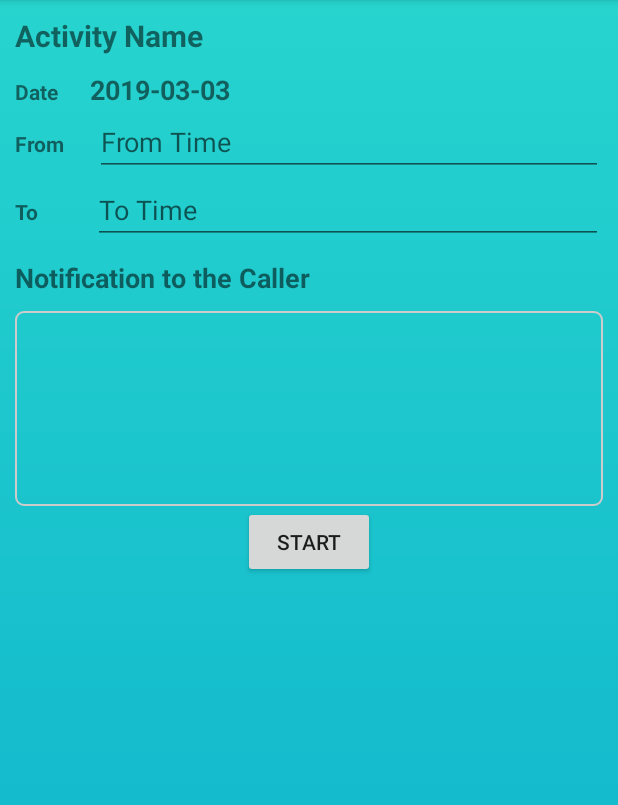
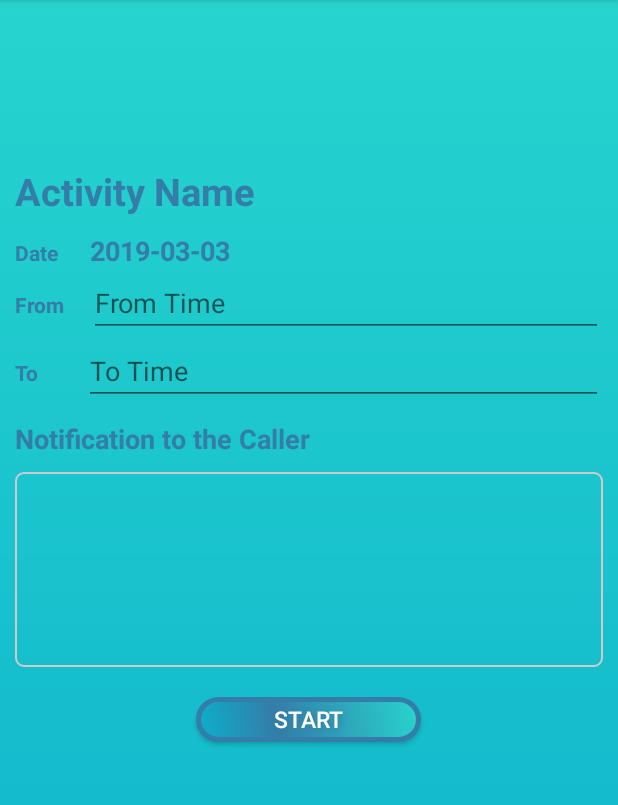
Before and after one commit to nafshadigital/SmartCallAssistant, an Android app: the Remainder screen opened directly, with no data from a screen before it, on a phone screen of 412 x 824 dp, the part 84-889 px from its top. Run offline under Robolectric (Android 15) with nearby library versions, the light colour scheme and no system bars.

Commit message:
Added Button
New Gradient Buttons

```diff
--- a/SmartCallAssistant/app/src/main/java/com/nafshadigital/smartcallassistant/activity/CallReceiver.java
+++ b/SmartCallAssistant/app/src/main/java/com/nafshadigital/smartcallassistant/activity/CallReceiver.java
@@ -5,13 +5,10 @@ import android.content.Context;
 import android.content.Intent;
 import android.content.SharedPreferences;
 import android.media.AudioManager;
-import android.os.Bundle;
-import android.telephony.SmsManager;
 import android.telephony.TelephonyManager;
-import android.util.Log;
-import android.widget.Toast;
 
 import com.nafshadigital.smartcallassistant.helpers.AppRunning;
+import com.nafshadigital.smartcallassistant.helpers.DBHelper;
 import com.nafshadigital.smartcallassistant.helpers.MyToast;
 import com.nafshadigital.smartcallassistant.vo.ActivityVO;
 import com.nafshadigital.smartcallassistant.vo.CallLogVO;
@@ -19,7 +16,6 @@ import com.nafshadigital.smartcallassistant.vo.FavoriteVO;
 import com.nafshadigital.smartcallassistant.vo.NotificationVO;
 import com.nafshadigital.smartcallassistant.vo.RemainderVO;
 import com.nafshadigital.smartcallassistant.vo.SettingsVO;
-import com.nafshadigital.smartcallassistant.vo.UsersVO;
 import com.nafshadigital.smartcallassistant.webservice.ActivityService;
 import com.nafshadigital.smartcallassistant.webservice.MyRestAPI;
 
--- a/SmartCallAssistant/app/src/main/java/com/nafshadigital/smartcallassistant/activity/NotifyActivity.java
+++ b/SmartCallAssistant/app/src/main/java/com/nafshadigital/smartcallassistant/activity/NotifyActivity.java
@@ -1,23 +1,14 @@
 package com.nafshadigital.smartcallassistant.activity;
 
-import android.app.Activity;
 import android.content.Context;
 import android.content.Intent;
-import android.content.SharedPreferences;
-import android.graphics.Color;
-import android.graphics.PixelFormat;
 import android.graphics.Typeface;
 import android.media.AudioManager;
 import android.os.Build;
 import android.os.Handler;
 import android.provider.Settings;
-import android.support.v7.app.ActionBar;
-import android.support.v7.app.AppCompatActivity;
-import android.os.Bundle;
 import android.util.AttributeSet;
-import android.util.Log;
 import android.view.View;
-import android.view.WindowManager;
 import android.widget.Button;
 import android.widget.FrameLayout;
 import android.widget.ImageView;
@@ -25,8 +16,7 @@ import android.widget.LinearLayout;
 import android.widget.TextView;
 
 import com.nafshadigital.smartcallassistant.R;
-import com.nafshadigital.smartcallassistant.helpers.MyToast;
-import com.nafshadigital.smartcallassistant.helpers.ServiceTools;
+import com.nafshadigital.smartcallassistant.helpers.DBHelper;
 import com.nafshadigital.smartcallassistant.interfaces.TransparentWindowEvent;
 import com.nafshadigital.smartcallassistant.vo.RemainderVO;
 import com.nafshadigital.smartcallassistant.vo.SettingsVO;
@@ -34,8 +24,6 @@ import com.nafshadigital.smartcallassistant.vo.SettingsVO;
 import java.text.SimpleDateFormat;
 import java.util.ArrayList;
 import java.util.Date;
-import java.util.Timer;
-import java.util.TimerTask;
 
 public class NotifyActivity extends FrameLayout {
 
@@ -162,6 +150,8 @@ public class NotifyActivity extends FrameLayout {
             this.setVisibility(VISIBLE);
         }
 
+        System.out.println("NotifyActivity ---> From Time =" + fromtime);
+        System.out.println("NotifyActivity ---> To Time =" + totime);
         final Date fromdate = DBHelper.strinToDate(fromtime);
         final Date todate = DBHelper.strinToDate(totime);
 
@@ -181,7 +171,7 @@ public class NotifyActivity extends FrameLayout {
 
         Date today = new Date();
 
-        System.out.println("fromdate=" + fromdate);
+        System.out.println("NotifyActivity ---> fromdate=" + fromdate);
         try {
             if(fromdate != null && !fromdate .equals("")) {
                 long mills = today.getTime() - fromdate.getTime();
--- a/SmartCallAssistant/app/src/main/java/com/nafshadigital/smartcallassistant/activity/DBHelper.java
+++ b/SmartCallAssistant/app/src/main/java/com/nafshadigital/smartcallassistant/helpers/DBHelper.java
@@ -1,4 +1,4 @@
-package com.nafshadigital.smartcallassistant.activity;
+package com.nafshadigital.smartcallassistant.helpers;
 
 import android.content.ContentValues;
 import android.content.Context;
--- a/SmartCallAssistant/app/src/main/java/com/nafshadigital/smartcallassistant/vo/RemainderVO.java
+++ b/SmartCallAssistant/app/src/main/java/com/nafshadigital/smartcallassistant/vo/RemainderVO.java
@@ -5,11 +5,7 @@ import android.content.Context;
 import android.database.Cursor;
 import android.database.sqlite.SQLiteDatabase;
 
-import com.nafshadigital.smartcallassistant.activity.DBHelper;
-
-import org.json.JSONArray;
-import org.json.JSONException;
-import org.json.JSONObject;
+import com.nafshadigital.smartcallassistant.helpers.DBHelper;
 
 import java.util.ArrayList;
 
--- a/SmartCallAssistant/app/src/main/java/com/nafshadigital/smartcallassistant/vo/SettingsVO.java
+++ b/SmartCallAssistant/app/src/main/java/com/nafshadigital/smartcallassistant/vo/SettingsVO.java
@@ -4,15 +4,8 @@ import android.content.ContentValues;
 import android.content.Context;
 import android.database.Cursor;
 import android.database.sqlite.SQLiteDatabase;
-import android.telecom.Call;
 
-import com.nafshadigital.smartcallassistant.activity.DBHelper;
-
-import org.json.JSONArray;
-import org.json.JSONException;
-import org.json.JSONObject;
-
-import java.util.ArrayList;
+import com.nafshadigital.smartcallassistant.helpers.DBHelper;
 
 public class SettingsVO {
     public String id = "";
@@ -99,6 +92,7 @@ public class SettingsVO {
                 ismobilemute = res.getString(res.getColumnIndex("ismobilemute"));
                 System.out.println("setting obj=" + toString());
             } while (res.moveToNext());
+            System.out.println("SettingsVO.java ---> From Time from Database = "+res.getColumnIndex("fromtime") + " To Time ="+ res.getColumnIndex("totime"));
         }
         res.close();
         db.close();
@@ -123,6 +117,6 @@ public class SettingsVO {
     }
 
     public String toString() {
-        return "id-" + id + ", activity_id-" + activity_id + ", activity_name-" + activity_name + ", fromtime" + fromtime + ", totime-" + totime + ", smsmute=" + smsmute + ", favmute=" + favmute + ",vibmute=" + vibmute + ",ismobilemute=" +ismobilemute;
+        return "SettingsVO.java --->  id-" + id + ", activity_id-" + activity_id + ", activity_name-" + activity_name + ", fromtime" + fromtime + ", totime-" + totime + ", smsmute=" + smsmute + ", favmute=" + favmute + ",vibmute=" + vibmute + ",ismobilemute=" +ismobilemute;
     }
 }
--- a/SmartCallAssistant/app/src/main/java/com/nafshadigital/smartcallassistant/webservice/ActivityService.java
+++ b/SmartCallAssistant/app/src/main/java/com/nafshadigital/smartcallassistant/webservice/ActivityService.java
@@ -5,7 +5,7 @@ import android.content.Context;
 import android.database.Cursor;
 import android.database.sqlite.SQLiteDatabase;
 
-import com.nafshadigital.smartcallassistant.activity.DBHelper;
+import com.nafshadigital.smartcallassistant.helpers.DBHelper;
 import com.nafshadigital.smartcallassistant.vo.ActivityVO;
 
 import java.util.ArrayList;
--- a/SmartCallAssistant/app/src/main/java/com/nafshadigital/smartcallassistant/webservice/IWebServiceDeclaration.java
+++ b/SmartCallAssistant/app/src/main/java/com/nafshadigital/smartcallassistant/webservice/IWebServiceDeclaration.java
@@ -1,7 +1,7 @@
 package com.nafshadigital.smartcallassistant.webservice;
 
 public interface IWebServiceDeclaration {
-   public static final String BASE_URL = "http://192.168.0.107/SmartCallAssistantAPI/api/";
+   public static final String BASE_URL = "http://192.168.0.104/SmartCallAssistantAPI/api/";
   //  public static final String BASE_URL = "http://mcschennai.in/SmartCallAssisstant/api/";
 
     String DATABASE_NAME = "dbprecallindicator";
--- /dev/null
+++ b/SmartCallAssistant/app/src/main/res/drawable/buttonshape.xml
@@ -0,0 +1,28 @@
+<?xml version="1.0" encoding="utf-8"?>
+<shape xmlns:android="http://schemas.android.com/apk/res/android" android:shape="rectangle" >
+    <corners
+        android:radius="15dp"
+        />
+    <gradient
+        android:angle="45"
+        android:centerX="35%"
+        android:centerColor="#347DA8"
+        android:startColor="#0bb0cc"
+        android:endColor="#27d4ce"
+        android:type="linear"
+        />
+    <padding
+        android:left="0dp"
+        android:top="0dp"
+        android:right="0dp"
+        android:bottom="0dp"
+        />
+    <size
+        android:width="150dp"
+        android:height="30dp"
+        />
+    <stroke
+        android:width="3dp"
+        android:color="#347DA8"
+        />
+</shape>
--- a/SmartCallAssistant/app/src/main/res/layout/activity_remainder.xml
+++ b/SmartCallAssistant/app/src/main/res/layout/activity_remainder.xml
@@ -7,12 +7,22 @@
     android:orientation="vertical"
     tools:context="com.nafshadigital.smartcallassistant.activity.Remainder" android:padding="10dp" android:background="@drawable/activity_gradient_bk" >
 
+    <View
+        android:id = "@+id/dummy_view"
+        android:layout_height = "100dip"
+        android:layout_width = "match_parent"
+        android:visibility="invisible"
+        android:layout_alignParentBottom="true"
+        />
+
     <TextView
         android:id="@+id/tvremaintitle"
         android:layout_width="wrap_content"
         android:layout_height="wrap_content"
+        android:textColor="#347DA8"
         android:textStyle="bold"
-        android:textSize="20sp" android:text="Activity Name"/>
+        android:textSize="25sp"
+        android:text="Activity Name"/>
 
     <LinearLayout
         android:layout_width="match_parent"
@@ -24,14 +34,18 @@
             android:layout_width="wrap_content"
             android:layout_height="wrap_content"
             android:layout_weight="1"
-            android:text="Date"  android:minWidth="30dp"
+            android:textColor="#347DA8"
+            android:text="Date"
+            android:minWidth="30dp"
             android:textStyle="bold"  />
     <TextView
         android:id="@+id/remdate"
         android:layout_width="wrap_content"
         android:layout_height="wrap_content"
         android:textStyle="bold"
-        android:textSize="18sp" android:layout_weight="12"/>
+        android:textColor="#347DA8"
+        android:textSize="18sp"
+        android:layout_weight="12"/>
     </LinearLayout>
     <LinearLayout
         android:layout_width="match_parent"
@@ -39,21 +53,23 @@
         android:orientation="horizontal">
 
         <TextView
-
             android:layout_width="wrap_content"
             android:layout_height="wrap_content"
             android:layout_weight="1"
+            android:textColor="#347DA8"
             android:text="From"
             android:textStyle="bold" />
 
         <EditText
             android:id="@+id/txtremfromdate"
-            android:layout_width="wrap_content"
+            android:layout_width="150dp"
             android:layout_height="wrap_content"
             android:editable="false"
+            android:textColor="#347DA8"
             android:focusable="false"
             android:hint="From Time"
-            android:onClick="remfromdate" android:layout_weight="12" />
+            android:onClick="remfromdate"
+            android:layout_weight="12" />
 
     </LinearLayout>
 
@@ -67,14 +83,16 @@
             android:layout_width="wrap_content" android:minWidth="30dp"
             android:layout_height="wrap_content"
             android:layout_weight="1"
+            android:textColor="#347DA8"
             android:text="To"
             android:textStyle="bold" />
 
     <EditText
         android:id="@+id/txtremtodate"
-        android:layout_width="wrap_content"
         android:layout_height="wrap_content"
         android:hint="To Time"
+        android:layout_width="150dp"
+        android:textColor="#347DA8"
         android:editable="false"
         android:focusable="false"
         android:onClick="remtodate"  android:layout_weight="12" />
@@ -87,6 +105,7 @@
         android:layout_marginTop="10sp"
         android:text="Notification to the Caller"
         android:textSize="18sp"
+        android:textColor="#347DA8"
         android:textStyle="bold" />
 
     <EditText
@@ -94,15 +113,36 @@
         android:layout_width="match_parent"
         android:layout_height="wrap_content"
         android:layout_marginTop="10sp"
-        android:textColor="#000000"
+        android:textColor="#347DA8"
         style="@style/buttonStyle"
-        android:lines="5" android:background="@drawable/control_border" android:padding="10dp" android:inputType="none" android:enabled="false" />
+        android:lines="5"
+        android:background="@drawable/control_border"
+        android:padding="10dp"
+        android:inputType="none"
+        android:enabled="false" />
+
+    <View
+        android:id = "@+id/empty_view"
+        android:layout_height = "20dip"
+        android:layout_width = "match_parent"
+        android:visibility="invisible"
+        android:layout_alignParentBottom="true"
+        />
 
     <Button
         android:id="@+id/btnremsave"
-        android:layout_width="wrap_content"
-        android:layout_height="wrap_content"
+        android:text="Start"
+        android:gravity="center"
+        android:layout_gravity="center"
+        android:textColor="#FFFFFF"
+        android:textSize="15sp"
+        android:layout_width="150dp"
+        android:layout_height="30dp"
+        android:background="@drawable/buttonshape"
+        android:shadowColor="#347DA8"
         android:onClick="remdatesave"
-        android:text="Start"
-        android:layout_gravity="center"/>
+        android:shadowDx="2"
+        android:shadowDy="2"
+        android:shadowRadius="5"
+        />
 </LinearLayout>
```
Also changed, not shown: SmartCallAssistant/app/src/main/java/com/nafshadigital/smartcallassistant/activity/BgPCICallService.java (+2 -7 lines), SmartCallAssistant/app/src/main/java/com/nafshadigital/smartcallassistant/activity/MyProfile.java (+9 -3 lines), SmartCallAssistant/app/src/main/java/com/nafshadigital/smartcallassistant/activity/Remainder.java (+1 -7 lines), SmartCallAssistant/app/src/main/java/com/nafshadigital/smartcallassistant/activity/Settings.java (+1 -7 lines), SmartCallAssistant/app/src/main/java/com/nafshadigital/smartcallassistant/adapter/ListAdapterViewFavorites.java (+0 -10 lines), SmartCallAssistant/app/src/main/java/com/nafshadigital/smartcallassistant/vo/CallLogVO.java (+1 -7 lines), SmartCallAssistant/app/src/main/java/com/nafshadigital/smartcallassistant/vo/ContactVO.java (+1 -8 lines), SmartCallAssistant/app/src/main/java/com/nafshadigital/smartcallassistant/vo/FavoriteVO.java (+1 -9 lines), SmartCallAssistant/app/src/main/java/com/nafshadigital/smartcallassistant/vo/ProfileVO.java (+1 -7 lines), SmartCallAssistant/app/src/main/res/layout/activity_add.xml (+32 -3 lines), SmartCallAssistant/app/src/main/res/layout/activity_my_profile.xml (+56 -10 lines).
